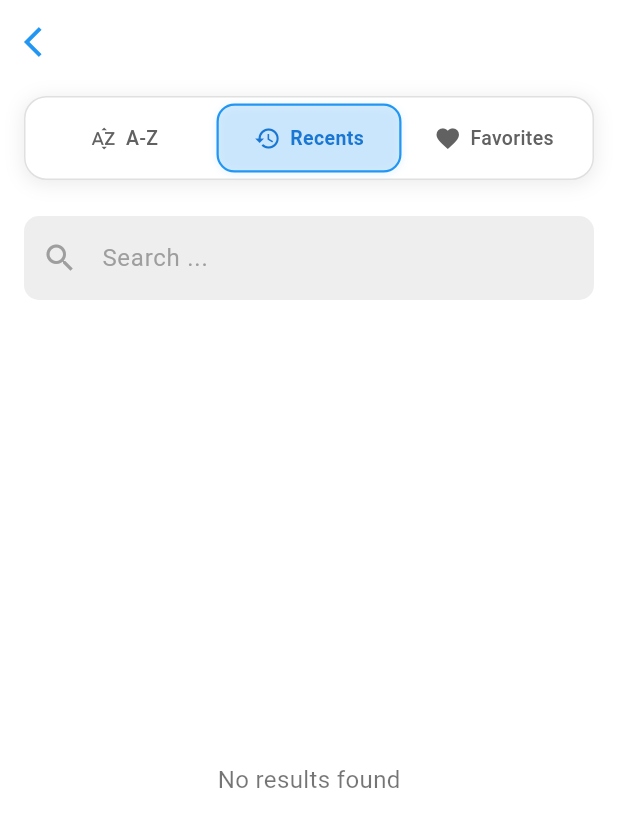
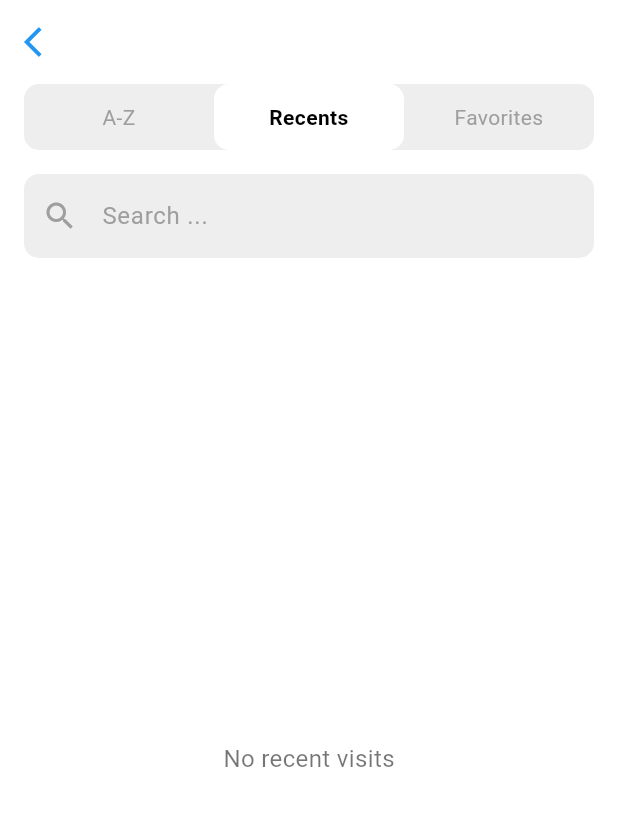
Before and after one commit to ckdash-git/Optional_Android, a Flutter app: the BlogListScreen screen opened directly with empty values, after a tap on "Recents", on a phone screen of 412 x 824 dp. Shown: the top 827 px of the screen. Run offline on Flutter 3.47's test engine with Material 3 defaults, Android fonts, the light colour scheme and no system bars; our stand-ins replace webview_flutter.

Commit message:
Update blog_list_screen.dart
It handles the list of  items

```diff
--- a/lib/blog_list_screen.dart
+++ b/lib/blog_list_screen.dart
@@ -14,13 +14,25 @@ class _BlogListScreenState extends State<BlogListScreen> {
   final TextEditingController _searchController = TextEditingController();
   List<Map<String, dynamic>> filteredItems = [];
   List<Map<String, dynamic>> items = [];
+  List<Map<String, dynamic>> recentItems = [];
   Set<String> favorites = {};
+  Map<String, int> visitCounts = {};
 
   @override
   void initState() {
     super.initState();
-    // Initialize items based on the category
     items = getItemsForCategory(widget.title);
+    // Initialize visit counts from existing items
+    for (var item in items) {
+      if (item["visits"] != null) {
+        // Extract number from "Nx" format
+        String visitsStr = item["visits"].toString();
+        int count = int.tryParse(visitsStr.replaceAll('x', '')) ?? 0;
+        visitCounts[item["title"]] = count;
+      } else {
+        visitCounts[item["title"]] = 0;
+      }
+    }
     updateFilteredItems();
     _searchController.addListener(_filterItems);
   }
@@ -154,42 +166,56 @@ class _BlogListScreenState extends State<BlogListScreen> {
     super.dispose();
   }
 
+  void addToRecent(Map<String, dynamic> item) {
+    setState(() {
+      recentItems.removeWhere((element) => element["title"] == item["title"]);
+
+      recentItems.insert(0, Map<String, dynamic>.from(item));
+
+      if (recentItems.length > 10) {
+        recentItems.removeLast();
+      }
+
+      if (_selectedTabIndex == 1) {
+        updateFilteredItems();
+      }
+    });
+  }
+
   void updateFilteredItems() {
-    if (_selectedTabIndex == 2) {
+    setState(() {
+      final query = _searchController.text.toLowerCase();
+
+      // First, get the base list according to the selected tab
+      List<Map<String, dynamic>> baseList;
+      if (_selectedTabIndex == 1) {
+        // Recent tab
+        baseList = List.from(recentItems);
+      } else if (_selectedTabIndex == 2) {
         // Favorites tab
-      filteredItems =
+        baseList =
             items.where((item) => favorites.contains(item["title"])).toList();
       } else {
-      filteredItems = List.from(items);
+        // A-Z tab
+        baseList = List.from(items);
+        baseList.sort(
+            (a, b) => a["title"].toString().compareTo(b["title"].toString()));
       }
-    _filterItems();
+
+      // Then apply search filter if there's a query
+      if (query.isEmpty) {
+        filteredItems = baseList;
+      } else {
+        filteredItems = baseList
+            .where((item) =>
+                item["title"].toString().toLowerCase().contains(query))
+            .toList();
+      }
+    });
   }
 
   void _filterItems() {
-    final query = _searchController.text.toLowerCase();
-    setState(() {
-      if (_selectedTabIndex == 2) {
-        // Favorites tab
-        filteredItems = items
-            .where(
-              (item) =>
-                  favorites.contains(item["title"]) &&
-                  (query.isEmpty ||
-                      item["title"].toString().toLowerCase().contains(
-                            query,
-                          )),
-            )
-            .toList();
-      } else if (query.isEmpty) {
-        filteredItems = List.from(items);
-      } else {
-        filteredItems = items
-            .where(
-              (item) => item["title"].toString().toLowerCase().contains(query),
-            )
-            .toList();
-      }
-    });
+    updateFilteredItems();
   }
 
   void toggleFavorite(String title) {
@@ -200,6 +226,30 @@ class _BlogListScreenState extends State<BlogListScreen> {
         favorites.add(title);
       }
       updateFilteredItems();
+    });
+  }
+
+  void updateVisitCount(String title) {
+    setState(() {
+      visitCounts[title] = (visitCounts[title] ?? 0) + 1;
+      // Update the visits count in the items list
+      for (var item in items) {
+        if (item["title"] == title) {
+          item["visits"] = "${visitCounts[title]}x";
+        }
+      }
+      // Update the visits count in recent items
+      for (var item in recentItems) {
+        if (item["title"] == title) {
+          item["visits"] = "${visitCounts[title]}x";
+        }
+      }
+      // Update the visits count in filtered items
+      for (var item in filteredItems) {
+        if (item["title"] == title) {
+          item["visits"] = "${visitCounts[title]}x";
+        }
+      }
     });
   }
 
@@ -233,40 +283,20 @@ class _BlogListScreenState extends State<BlogListScreen> {
             padding: const EdgeInsets.symmetric(horizontal: 16),
             child: Column(
               children: [
-                // Tab buttons
                 Container(
-                  margin: const EdgeInsets.symmetric(vertical: 8),
                   decoration: BoxDecoration(
-                    color: isDark ? Colors.grey[900] : Colors.white,
-                    borderRadius: BorderRadius.circular(15),
-                    boxShadow: [
-                      BoxShadow(
-                        color: isDark
-                            ? Colors.black.withOpacity(0.2)
-                            : Colors.grey.withOpacity(0.2),
-                        blurRadius: 10,
-                        spreadRadius: 1,
-                        offset: const Offset(0, 2),
+                    color: isDark ? Colors.grey[900] : Colors.grey[200],
+                    borderRadius: BorderRadius.circular(10),
                   ),
-                    ],
-                    border: Border.all(
-                      color: isDark ? Colors.grey[800]! : Colors.grey[300]!,
-                      width: 1,
-                    ),
-                  ),
-                  child: Padding(
-                    padding: const EdgeInsets.all(4),
                   child: Row(
                     children: [
-                        _buildTabButton("A-Z", 0, Icons.sort_by_alpha),
-                        _buildTabButton("Recents", 1, Icons.history),
-                        _buildTabButton("Favorites", 2, Icons.favorite),
+                      _buildTabButton("A-Z", 0),
+                      _buildTabButton("Recents", 1),
+                      _buildTabButton("Favorites", 2),
                     ],
                   ),
                 ),
-                ),
                 const SizedBox(height: 16),
-                // Search bar
                 TextField(
                   controller: _searchController,
                   style: TextStyle(color: isDark ? Colors.white : Colors.black),
@@ -294,12 +324,13 @@ class _BlogListScreenState extends State<BlogListScreen> {
             ),
           ),
           const SizedBox(height: 16),
-          // List of items
           Expanded(
             child: filteredItems.isEmpty
                 ? Center(
                     child: Text(
-                      _selectedTabIndex == 2
+                      _selectedTabIndex == 1
+                          ? 'No recent visits'
+                          : _selectedTabIndex == 2
                               ? 'No favorites yet'
                               : 'No results found',
                       style: TextStyle(
@@ -327,6 +358,8 @@ class _BlogListScreenState extends State<BlogListScreen> {
                         ),
                         child: ListTile(
                           onTap: () {
+                            addToRecent(item);
+                            updateVisitCount(item["title"]);
                             Navigator.push(
                               context,
                               MaterialPageRoute(
@@ -347,9 +380,8 @@ class _BlogListScreenState extends State<BlogListScreen> {
                           trailing: Row(
                             mainAxisSize: MainAxisSize.min,
                             children: [
-                              if (item["visits"] != null)
                               Text(
-                                  item["visits"],
+                                "${visitCounts[item["title"]] ?? 0}x",
                                 style: TextStyle(
                                   color: Colors.grey,
                                   fontSize: 12,
@@ -381,7 +413,7 @@ class _BlogListScreenState extends State<BlogListScreen> {
     );
   }
 
-  Widget _buildTabButton(String text, int index, IconData icon) {
+  Widget _buildTabButton(String text, int index) {
     final isDark = Theme.of(context).brightness == Brightness.dark;
     final isSelected = _selectedTabIndex == index;
 
@@ -393,66 +425,27 @@ class _BlogListScreenState extends State<BlogListScreen> {
             updateFilteredItems();
           });
         },
-        child: AnimatedContainer(
-          duration: const Duration(milliseconds: 200),
-          padding: const EdgeInsets.symmetric(vertical: 12, horizontal: 8),
+        child: Container(
+          padding: const EdgeInsets.symmetric(vertical: 12),
           decoration: BoxDecoration(
             color: isSelected
                 ? isDark
-                    ? Colors.blue.withOpacity(0.2)
-                    : Colors.blue.withOpacity(0.15)
+                    ? Colors.grey[800]
+                    : Colors.white
                 : Colors.transparent,
-            borderRadius: BorderRadius.circular(12),
-            border: isSelected
-                ? Border.all(
-                    color: isDark ? Colors.blue.withOpacity(0.5) : Colors.blue,
-                    width: 1.5,
-                  )
-                : null,
-            boxShadow: isSelected
-                ? [
-                    BoxShadow(
-                      color: isDark
-                          ? Colors.blue.withOpacity(0.1)
-                          : Colors.blue.withOpacity(0.1),
-                      blurRadius: 4,
-                      spreadRadius: 0,
-                      offset: const Offset(0, 1),
+            borderRadius: BorderRadius.circular(10),
           ),
-                  ]
-                : null,
-          ),
-          child: Row(
-            mainAxisAlignment: MainAxisAlignment.center,
-            children: [
-              Icon(
-                icon,
-                size: 18,
-                color: isSelected
-                    ? isDark
-                        ? Colors.blue
-                        : Colors.blue[700]
-                    : isDark
-                        ? Colors.grey[400]
-                        : Colors.grey[700],
-              ),
-              const SizedBox(width: 6),
-              Text(
+          child: Text(
             text,
             textAlign: TextAlign.center,
             style: TextStyle(
               color: isSelected
                   ? isDark
-                          ? Colors.blue
-                          : Colors.blue[700]
-                      : isDark
-                          ? Colors.grey[400]
-                          : Colors.grey[700],
-                  fontWeight: isSelected ? FontWeight.bold : FontWeight.w500,
-                  fontSize: 13,
+                      ? Colors.white
+                      : Colors.black
+                  : Colors.grey,
+              fontWeight: isSelected ? FontWeight.bold : FontWeight.normal,
             ),
-              ),
-            ],
           ),
         ),
       ),
```
Lines whose indentation alone changed are shown as unchanged.
